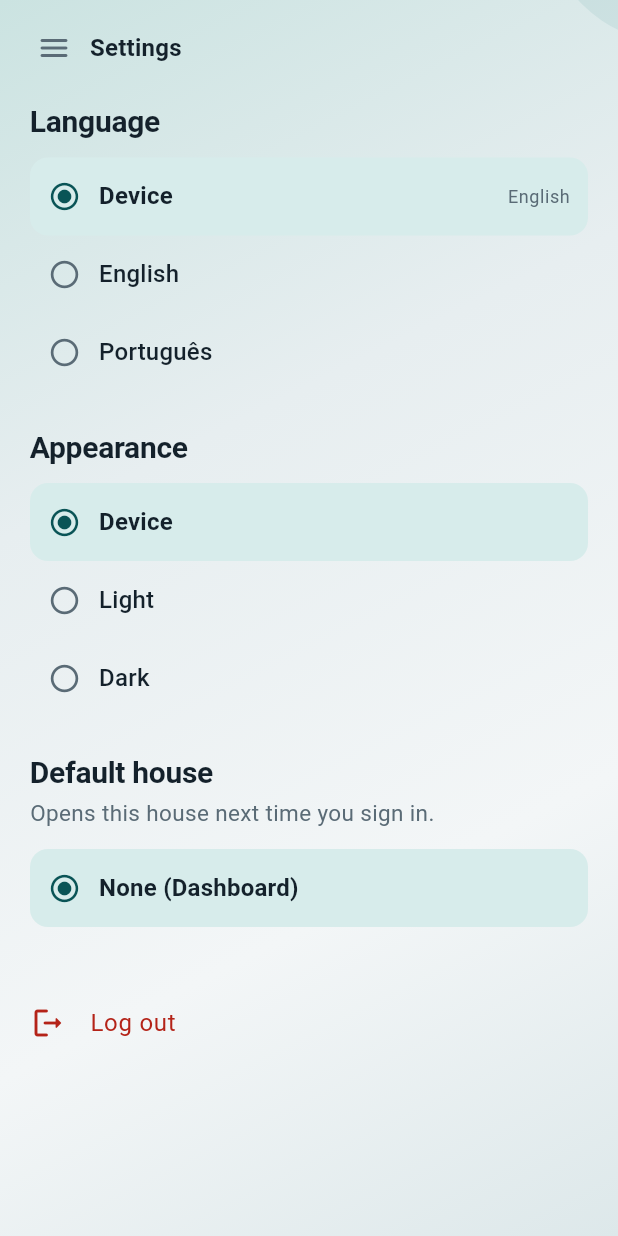
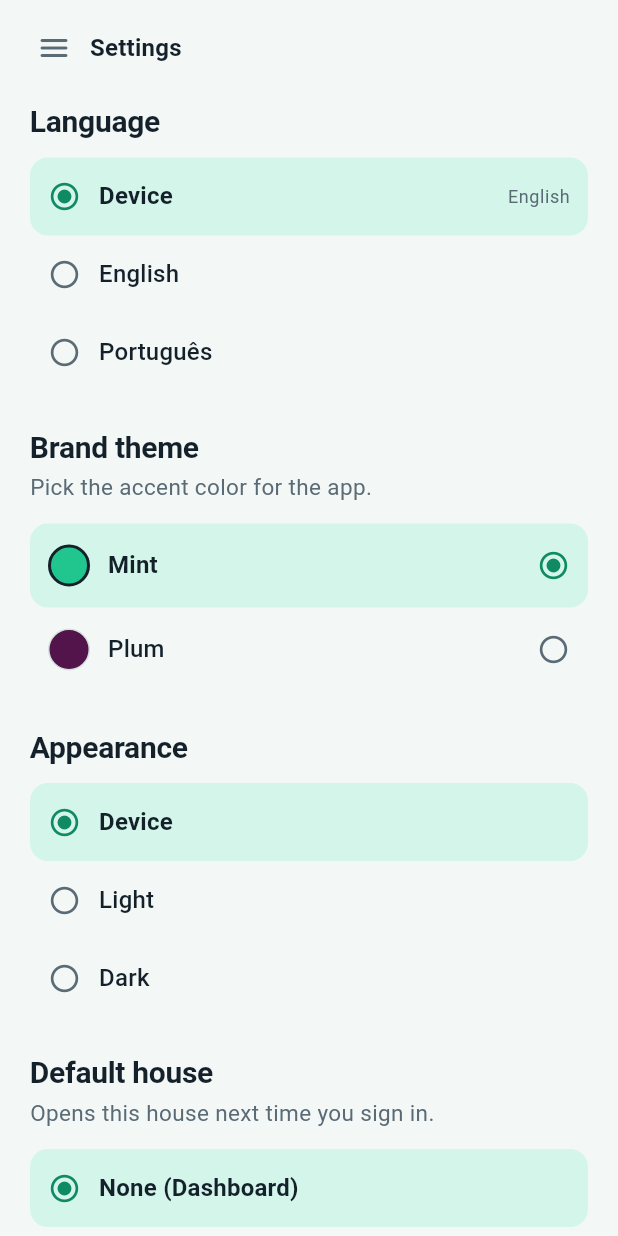
Before and after one commit to jobucaldas/roomies, a Flutter app: the SettingsScreen screen opened by its route, on a phone screen of 412 x 824 dp. Run offline on Flutter 3.47's test engine with Material 3 defaults, Android fonts, the phone set to English and light mode, and no system bars; our stand-ins replace go_router, shared_preferences, web; missing offline and left inert: dart:js_interop; accounts and stored records are empty; network calls fail; Roboto replaces fonts that are missing (Source Sans 3).

Commit message:
feat(flutter): remove blobs entirely; mint/plum brand themes
Drop RoomiesAtmosphere circles and palette atmosphere fields. Add Settings brand theme switch for mint (#21C68F) and plum (#53134B) with light/dark.

```diff
--- a/src/flutter/lib/l10n/strings.dart
+++ b/src/flutter/lib/l10n/strings.dart
@@ -103,6 +103,15 @@ class RoomiesStrings {
   String get languagePortuguese => 'Português';
   String get appearance =>
       isPortuguese ? 'Aparência' : 'Appearance';
+  String get brandTheme =>
+      isPortuguese ? 'Tema da marca' : 'Brand theme';
+  String get brandThemeHint => isPortuguese
+      ? 'Escolha a cor de destaque do app.'
+      : 'Pick the accent color for the app.';
+  String get brandMint =>
+      isPortuguese ? 'Verde-água' : 'Mint';
+  String get brandPlum =>
+      isPortuguese ? 'Ameixa' : 'Plum';
   String get themeSystem => isPortuguese
       ? 'Dispositivo'
       : 'Device';
--- a/src/flutter/lib/main.dart
+++ b/src/flutter/lib/main.dart
@@ -48,8 +48,14 @@ class _RoomiesAppState extends State<RoomiesApp> {
               : const Locale('en');
           return MaterialApp.router(
             title: 'Roomies',
-            theme: buildRoomiesTheme(brightness: Brightness.light),
-            darkTheme: buildRoomiesTheme(brightness: Brightness.dark),
+            theme: buildRoomiesTheme(
+              brightness: Brightness.light,
+              brand: app.brandAccent,
+            ),
+            darkTheme: buildRoomiesTheme(
+              brightness: Brightness.dark,
+              brand: app.brandAccent,
+            ),
             themeMode: app.themeMode,
             locale: locale,
             supportedLocales: const [
--- a/src/flutter/lib/screens/settings_screen.dart
+++ b/src/flutter/lib/screens/settings_screen.dart
@@ -123,6 +123,26 @@ class _SettingsScreenState extends State<SettingsScreen> {
                       label: s.languagePortuguese,
                       selected: app.localeOverride == 'pt',
                       onTap: () => app.setLocaleOverride('pt'),
+                    ),
+                  ],
+                ),
+              ),
+              _Section(
+                title: s.brandTheme,
+                subtitle: s.brandThemeHint,
+                child: Column(
+                  children: [
+                    _BrandTile(
+                      label: s.brandMint,
+                      color: BrandAccent.mint.seed,
+                      selected: app.brandAccent == BrandAccent.mint,
+                      onTap: () => app.setBrandAccent(BrandAccent.mint),
+                    ),
+                    _BrandTile(
+                      label: s.brandPlum,
+                      color: BrandAccent.plum.seed,
+                      selected: app.brandAccent == BrandAccent.plum,
+                      onTap: () => app.setBrandAccent(BrandAccent.plum),
                     ),
                   ],
                 ),
@@ -316,3 +336,66 @@ class _ChoiceTile extends StatelessWidget {
     );
   }
 }
+
+class _BrandTile extends StatelessWidget {
+  const _BrandTile({
+    required this.label,
+    required this.color,
+    required this.selected,
+    required this.onTap,
+  });
+
+  final String label;
+  final Color color;
+  final bool selected;
+  final VoidCallback onTap;
+
+  @override
+  Widget build(BuildContext context) {
+    final p = RoomiesPalette.of(context);
+    return Material(
+      color: selected ? p.tealSoft : Colors.transparent,
+      borderRadius: BorderRadius.circular(12),
+      child: InkWell(
+        borderRadius: BorderRadius.circular(12),
+        onTap: onTap,
+        child: Padding(
+          padding: const EdgeInsets.symmetric(horizontal: 12, vertical: 14),
+          child: Row(
+            children: [
+              Container(
+                width: 28,
+                height: 28,
+                decoration: BoxDecoration(
+                  color: color,
+                  shape: BoxShape.circle,
+                  border: Border.all(
+                    color: selected ? p.ink : p.line,
+                    width: selected ? 2 : 1,
+                  ),
+                ),
+              ),
+              const SizedBox(width: 12),
+              Expanded(
+                child: Text(
+                  label,
+                  style: Theme.of(context).textTheme.titleMedium?.copyWith(
+                        fontWeight:
+                            selected ? FontWeight.w700 : FontWeight.w500,
+                      ),
+                ),
+              ),
+              Icon(
+                selected
+                    ? Icons.radio_button_checked
+                    : Icons.radio_button_off,
+                size: 22,
+                color: selected ? p.tealDeep : p.inkMuted,
+              ),
+            ],
+          ),
+        ),
+      ),
+    );
+  }
+}
--- a/src/flutter/lib/services/preferences_storage.dart
+++ b/src/flutter/lib/services/preferences_storage.dart
@@ -3,6 +3,7 @@ import 'package:shared_preferences/shared_preferences.dart';
 const localeOverrideKey = 'roomies.locale.override';
 const defaultHouseKey = 'roomies.default.house';
 const themeOverrideKey = 'roomies.theme.override';
+const brandAccentKey = 'roomies.brand.accent';
 
 /// Client preferences that survive sessions (locale, theme, default house).
 class PreferencesStorage {
@@ -40,6 +41,19 @@ class PreferencesStorage {
     }
   }
 
+  /// Brand accent id: `mint` (default) or `plum`.
+  Future<String> loadBrandAccent() async {
+    final prefs = await SharedPreferences.getInstance();
+    final value = prefs.getString(brandAccentKey);
+    if (value == 'plum' || value == 'mint') return value!;
+    return 'mint';
+  }
+
+  Future<void> saveBrandAccent(String id) async {
+    final prefs = await SharedPreferences.getInstance();
+    await prefs.setString(brandAccentKey, id);
+  }
+
   Future<String?> loadDefaultHouseId() async {
     final prefs = await SharedPreferences.getInstance();
     final value = prefs.getString(defaultHouseKey);
--- a/src/flutter/lib/state/app_state.dart
+++ b/src/flutter/lib/state/app_state.dart
@@ -6,6 +6,7 @@ import '../api/api_error.dart';
 import '../l10n/strings.dart';
 import '../models/models.dart';
 import '../services/preferences_storage.dart';
+import '../theme/roomies_theme.dart';
 
 class AppState extends ChangeNotifier {
   AppState(
@@ -29,6 +30,9 @@ class AppState extends ChangeNotifier {
 
   /// Theme override: `null` (system), `light`, or `dark`.
   String? themeOverride;
+
+  /// Brand accent family (`mint` / `plum`).
+  BrandAccent brandAccent = BrandAccent.mint;
 
   /// Preferred house for later sessions.
   String? defaultHouseId;
@@ -57,6 +61,7 @@ class AppState extends ChangeNotifier {
   Future<void> loadPreferences() async {
     localeOverride = await preferences.loadLocaleOverride();
     themeOverride = await preferences.loadThemeOverride();
+    brandAccent = BrandAccentX.fromId(await preferences.loadBrandAccent());
     defaultHouseId = await preferences.loadDefaultHouseId();
     _applyLocale();
     notifyListeners();
@@ -83,6 +88,12 @@ class AppState extends ChangeNotifier {
     if (mode != null && mode != 'light' && mode != 'dark') return;
     themeOverride = mode;
     await preferences.saveThemeOverride(mode);
+    notifyListeners();
+  }
+
+  Future<void> setBrandAccent(BrandAccent accent) async {
+    brandAccent = accent;
+    await preferences.saveBrandAccent(accent.id);
     notifyListeners();
   }
 
--- a/src/flutter/lib/theme/roomies_theme.dart
+++ b/src/flutter/lib/theme/roomies_theme.dart
@@ -1,9 +1,42 @@
 import 'package:flutter/material.dart';
 
-/// Roomies visual system — calm teal household, not a generic SaaS template.
+/// Brand accent families the user can pick in Settings.
+enum BrandAccent {
+  /// Teal-green `#21C68F`.
+  mint,
+
+  /// Deep plum/magenta `#53134B`.
+  plum,
+}
+
+extension BrandAccentX on BrandAccent {
+  String get id => switch (this) {
+        BrandAccent.mint => 'mint',
+        BrandAccent.plum => 'plum',
+      };
+
+  /// Seed accent used for swatches and primary actions.
+  Color get seed => switch (this) {
+        BrandAccent.mint => const Color(0xFF21C68F),
+        BrandAccent.plum => const Color(0xFF53134B),
+      };
+
+  static BrandAccent fromId(String? raw) {
+    switch (raw) {
+      case 'plum':
+        return BrandAccent.plum;
+      case 'mint':
+      default:
+        return BrandAccent.mint;
+    }
+  }
+}
+
+/// Roomies visual system — brand accent + light/dark tokens.
 ///
 /// Fonts load via `web/index.html` (Fraunces + Source Sans 3). Prefer
 /// [RoomiesPalette.of] in widgets so light/dark tokens stay in sync.
+/// Field names `teal*` are historical accent slots (mint or plum).
 @immutable
 class RoomiesPalette extends ThemeExtension<RoomiesPalette> {
   const RoomiesPalette({
@@ -20,9 +53,6 @@ class RoomiesPalette extends ThemeExtension<RoomiesPalette> {
     required this.danger,
     required this.dangerSoft,
     required this.success,
-    required this.atmosphere,
-    required this.blobPrimary,
-    required this.blobSecondary,
     required this.shadow,
   });
 
@@ -39,65 +69,102 @@ class RoomiesPalette extends ThemeExtension<RoomiesPalette> {
   final Color danger;
   final Color dangerSoft;
   final Color success;
-  final List<Color> atmosphere;
-  final Color blobPrimary;
-  final Color blobSecondary;
   final Color shadow;
 
   static RoomiesPalette of(BuildContext context) {
-    return Theme.of(context).extension<RoomiesPalette>() ?? light;
+    return Theme.of(context).extension<RoomiesPalette>() ??
+        forBrand(BrandAccent.mint, Brightness.light);
   }
 
-  static const light = RoomiesPalette(
+  static RoomiesPalette forBrand(BrandAccent accent, Brightness brightness) {
+    return brightness == Brightness.dark
+        ? _darkFor(accent)
+        : _lightFor(accent);
+  }
+
+  /// Default light mint — kept for legacy static callers.
+  static final light = _lightFor(BrandAccent.mint);
+
+  /// Default dark mint — kept for legacy static callers.
+  static final dark = _darkFor(BrandAccent.mint);
+
+  static RoomiesPalette _lightFor(BrandAccent accent) {
+    switch (accent) {
+      case BrandAccent.mint:
+        return const RoomiesPalette(
           ink: Color(0xFF14212B),
           inkMuted: Color(0xFF5A6B76),
-    teal: Color(0xFF0D7377),
-    tealDeep: Color(0xFF095456),
-    tealSoft: Color(0xFFD7ECEB),
-    mist: Color(0xFFE7EEF0),
-    canvas: Color(0xFFF3F6F7),
+          teal: Color(0xFF21C68F),
+          tealDeep: Color(0xFF0F8A62),
+          tealSoft: Color(0xFFD4F5E9),
+          mist: Color(0xFFE6F3EE),
+          canvas: Color(0xFFF3F8F6),
           surface: Color(0xFFFFFFF8),
           surfaceRaised: Color(0xFFFFFFFF),
-    line: Color(0xFFD3DEE2),
+          line: Color(0xFFD3E2DB),
           danger: Color(0xFFB42318),
           dangerSoft: Color(0xFFFCE8E6),
           success: Color(0xFF1B7A4A),
-    atmosphere: [
-      Color(0xFFCBE3E1),
-      Color(0xFFE7EEF0),
-      Color(0xFFF3F6F7),
-      Color(0xFFDDE8EA),
-    ],
-    blobPrimary: Color(0x140D7377),
-    blobSecondary: Color(0x0D095456),
           shadow: Color(0x1414212B),
         );
+      case BrandAccent.plum:
+        return const RoomiesPalette(
+          ink: Color(0xFF1C1420),
+          inkMuted: Color(0xFF6B5A68),
+          teal: Color(0xFF53134B),
+          tealDeep: Color(0xFF3A0D34),
+          tealSoft: Color(0xFFF3E4F0),
+          mist: Color(0xFFF0E6ED),
+          canvas: Color(0xFFF8F4F7),
+          surface: Color(0xFFFFFFF8),
+          surfaceRaised: Color(0xFFFFFFFF),
+          line: Color(0xFFE0D3DE),
+          danger: Color(0xFFB42318),
+          dangerSoft: Color(0xFFFCE8E6),
+          success: Color(0xFF1B7A4A),
+          shadow: Color(0x141C1420),
+        );
+    }
+  }
 
-  /// Night household — deep ink teal, not purple/glow SaaS dark.
-  static const dark = RoomiesPalette(
+  static RoomiesPalette _darkFor(BrandAccent accent) {
+    switch (accent) {
+      case BrandAccent.mint:
+        return const RoomiesPalette(
           ink: Color(0xFFE6EEF1),
           inkMuted: Color(0xFF9AADB8),
-    teal: Color(0xFF3CB8B8),
-    tealDeep: Color(0xFF7AD4D1),
-    tealSoft: Color(0xFF1A3336),
-    mist: Color(0xFF1C2A31),
-    canvas: Color(0xFF0B1418),
-    surface: Color(0xFF121C22),
-    surfaceRaised: Color(0xFF18242B),
-    line: Color(0xFF2A3A43),
+          teal: Color(0xFF21C68F),
+          tealDeep: Color(0xFF7AD9B4),
+          tealSoft: Color(0xFF16382C),
+          mist: Color(0xFF1A2C26),
+          canvas: Color(0xFF0B1412),
+          surface: Color(0xFF121C1A),
+          surfaceRaised: Color(0xFF182422),
+          line: Color(0xFF2A3A36),
           danger: Color(0xFFFF8A7A),
           dangerSoft: Color(0xFF3A1C1A),
           success: Color(0xFF5DCE8E),
-    atmosphere: [
-      Color(0xFF0B1418),
-      Color(0xFF102026),
-      Color(0xFF0E1A1E),
-      Color(0xFF132428),
-    ],
-    blobPrimary: Color(0x1F3CB8B8),
-    blobSecondary: Color(0x147AD4D1),
           shadow: Color(0x66000000),
         );
+      case BrandAccent.plum:
+        return const RoomiesPalette(
+          ink: Color(0xFFF0E6EE),
+          inkMuted: Color(0xFFB09AAD),
+          teal: Color(0xFFC45BB0),
+          tealDeep: Color(0xFFE8A8D8),
+          tealSoft: Color(0xFF2A1528),
+          mist: Color(0xFF241520),
+          canvas: Color(0xFF120C11),
+          surface: Color(0xFF1A1218),
+          surfaceRaised: Color(0xFF241820),
+          line: Color(0xFF3A2A38),
+          danger: Color(0xFFFF8A7A),
+          dangerSoft: Color(0xFF3A1C1A),
+          success: Color(0xFF5DCE8E),
+          shadow: Color(0x66000000),
+        );
+    }
+  }
 
   @override
   RoomiesPalette copyWith({
@@ -114,9 +181,6 @@ class RoomiesPalette extends ThemeExtension<RoomiesPalette> {
     Color? danger,
     Color? dangerSoft,
     Color? success,
-    List<Color>? atmosphere,
-    Color? blobPrimary,
-    Color? blobSecondary,
     Color? shadow,
   }) {
     return RoomiesPalette(
@@ -133,9 +197,6 @@ class RoomiesPalette extends ThemeExtension<RoomiesPalette> {
       danger: danger ?? this.danger,
       dangerSoft: dangerSoft ?? this.dangerSoft,
       success: success ?? this.success,
-      atmosphere: atmosphere ?? this.atmosphere,
-      blobPrimary: blobPrimary ?? this.blobPrimary,
-      blobSecondary: blobSecondary ?? this.blobSecondary,
       shadow: shadow ?? this.shadow,
     );
   }
@@ -158,28 +219,22 @@ class RoomiesPalette extends ThemeExtension<RoomiesPalette> {
       danger: mix(danger, other.danger),
       dangerSoft: mix(dangerSoft, other.dangerSoft),
       success: mix(success, other.success),
-      atmosphere: [
-        for (var i = 0; i < atmosphere.length; i++)
-          mix(atmosphere[i], other.atmosphere[i.clamp(0, other.atmosphere.length - 1)]),
-      ],
-      blobPrimary: mix(blobPrimary, other.blobPrimary),
-      blobSecondary: mix(blobSecondary, other.blobSecondary),
       shadow: mix(shadow, other.shadow),
     );
   }
 }
 
-/// Legacy static accessors — light tokens only. Prefer [RoomiesPalette.of].
+/// Legacy static accessors — light mint tokens only. Prefer [RoomiesPalette.of].
 abstract final class RoomiesColors {
   static const ink = Color(0xFF14212B);
   static const inkMuted = Color(0xFF5A6B76);
-  static const teal = Color(0xFF0D7377);
-  static const tealDeep = Color(0xFF095456);
-  static const tealSoft = Color(0xFFD7ECEB);
-  static const mist = Color(0xFFE7EEF0);
-  static const canvas = Color(0xFFF3F6F7);
+  static const teal = Color(0xFF21C68F);
+  static const tealDeep = Color(0xFF0F8A62);
+  static const tealSoft = Color(0xFFD4F5E9);
+  static const mist = Color(0xFFE6F3EE);
+  static const canvas = Color(0xFFF3F8F6);
   static const surface = Color(0xFFFFFFF8);
-  static const line = Color(0xFFD3DEE2);
+  static const line = Color(0xFFD3E2DB);
   static const danger = Color(0xFFB42318);
   static const dangerSoft = Color(0xFFFCE8E6);
   static const success = Color(0xFF1B7A4A);
@@ -188,11 +243,14 @@ abstract final class RoomiesColors {
 const _displayFamily = 'Fraunces';
 const _bodyFamily = 'Source Sans 3';
 
-ThemeData buildRoomiesTheme({Brightness brightness = Brightness.light}) {
-  final palette =
-      brightness == Brightness.dark ? RoomiesPalette.dark : RoomiesPalette.light;
-  final onPrimary =
-      brightness == Brightness.dark ? const Color(0xFF062022) : Colors.white;
+ThemeData buildRoomiesTheme({
+  Brightness brightness = Brightness.light,
+  BrandAccent brand = BrandAccent.mint,
+}) {
+  final palette = RoomiesPalette.forBrand(brand, brightness);
+  final onPrimary = brightness == Brightness.dark
+      ? const Color(0xFF0A1210)
+      : Colors.white;
 
   final colorScheme = ColorScheme(
     brightness: brightness,
--- a/src/flutter/lib/widgets/roomies_ui.dart
+++ b/src/flutter/lib/widgets/roomies_ui.dart
@@ -78,6 +78,7 @@ class RoomiesError extends StatelessWidget {
   }
 }
 
+/// Page backdrop — flat brand canvas only (no decorative blobs/circles).
 class RoomiesAtmosphere extends StatelessWidget {
   const RoomiesAtmosphere({super.key, required this.child});
 
@@ -86,53 +87,9 @@ class RoomiesAtmosphere extends StatelessWidget {
   @override
   Widget build(BuildContext context) {
     final p = RoomiesPalette.of(context);
-    return DecoratedBox(
-      decoration: BoxDecoration(
-        gradient: LinearGradient(
-          begin: Alignment.topLeft,
-          end: Alignment.bottomRight,
-          colors: p.atmosphere,
-          stops: const [0.0, 0.35, 0.7, 1.0],
-        ),
-      ),
-      child: Stack(
-        children: [
-          // Keep blobs mostly off-canvas so they don't crowd top-right CTAs
-          // (e.g. Open house) on CanvasKit phone web.
-          Positioned(
-            top: -140,
-            right: -120,
-            child: _Blob(size: 168, color: p.blobPrimary),
-          ),
-          Positioned(
-            bottom: -130,
-            left: -140,
-            child: _Blob(size: 150, color: p.blobSecondary),
-          ),
-          child,
-        ],
-      ),
-    );
-  }
-}
-
-class _Blob extends StatelessWidget {
-  const _Blob({required this.size, required this.color});
-
-  final double size;
-  final Color color;
-
-  @override
-  Widget build(BuildContext context) {
-    return IgnorePointer(
-      child: Container(
-        width: size,
-        height: size,
-        decoration: BoxDecoration(
-          shape: BoxShape.circle,
-          color: color,
-        ),
-      ),
+    return ColoredBox(
+      color: p.canvas,
+      child: child,
     );
   }
 }
```
Also changed, not shown: 3 other files. Lines whose indentation alone changed are shown as unchanged.
